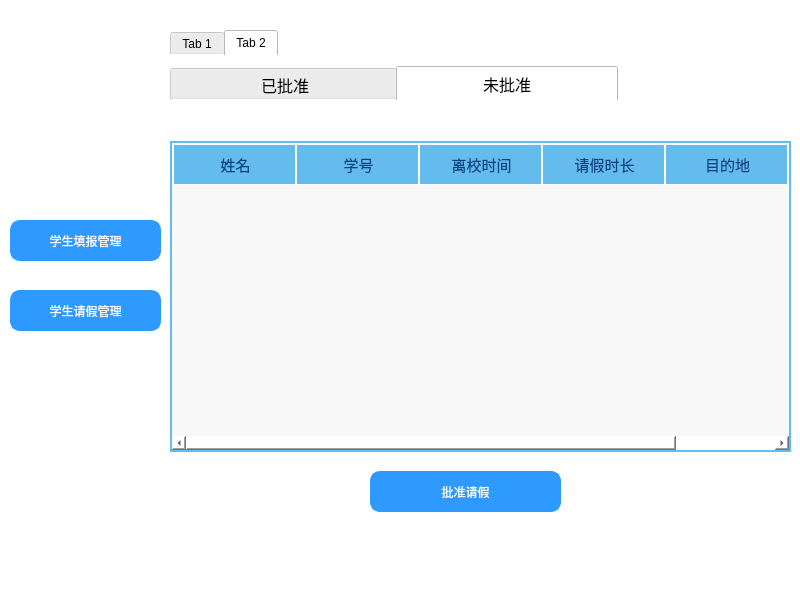
Above: teacher.ui from sukiiiKotori/pymysql before the change. Below: the same form after it.
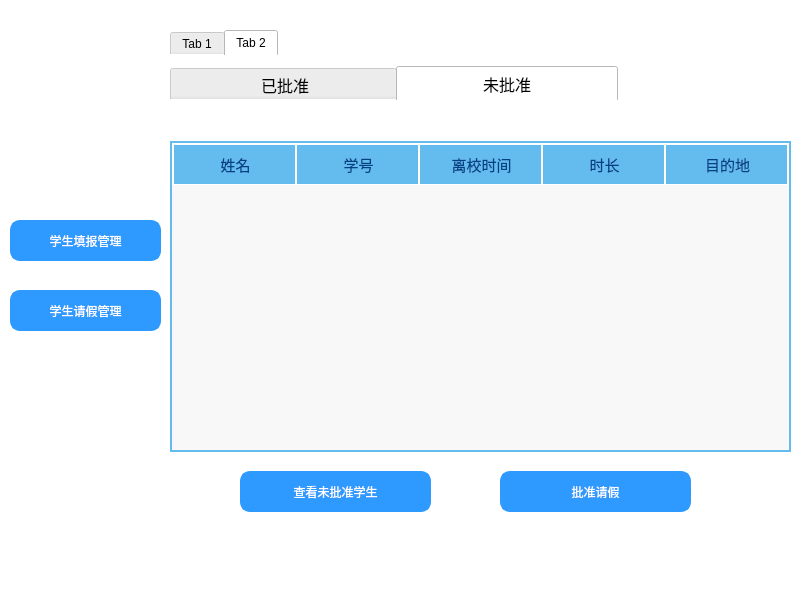
That is the form after the change. The open tabs and pages were chosen to show the change. Icons and pictures are not drawn.

```diff
--- a/teacher.ui
+++ b/teacher.ui
@@ -392,7 +392,7 @@
         <x>0</x>
         <y>10</y>
         <width>621</width>
-        <height>511</height>
+        <height>521</height>
        </rect>
       </property>
       <property name="font">
@@ -797,7 +797,7 @@
         </column>
         <column>
          <property name="text">
-          <string>请假时长</string>
+          <string>时长</string>
          </property>
          <property name="font">
           <font>
@@ -817,22 +817,11 @@
           </font>
          </property>
         </column>
-        <column>
-         <property name="text">
-          <string>通过</string>
-         </property>
-         <property name="font">
-          <font>
-           <family>微软雅黑</family>
-           <pointsize>11</pointsize>
-          </font>
-         </property>
-        </column>
        </widget>
        <widget class="QPushButton" name="leave_button_3">
         <property name="geometry">
          <rect>
-          <x>200</x>
+          <x>330</x>
           <y>370</y>
           <width>191</width>
           <height>41</height>
@@ -862,6 +851,61 @@
          <string>批准请假</string>
         </property>
        </widget>
+       <widget class="QPushButton" name="leave_button_4">
+        <property name="geometry">
+         <rect>
+          <x>70</x>
+          <y>370</y>
+          <width>191</width>
+          <height>41</height>
+         </rect>
+        </property>
+        <property name="styleSheet">
+         <string notr="true">QPushButton{
+	font: 12pt &quot;微软雅黑&quot;;
+	
+	background-color:rgb(46, 154, 255);
+	color: rgb(255, 255, 255);
+	border: 3px solid rgb(46, 154, 255);
+	border-radius:10px
+}
+QPushButton:hover{
+	
+	color:rgb(46, 154, 255);
+	background-color: rgb(255, 255, 255);
+}
+QPushButton:pressed{
+	padding-top:5px;
+	padding-left:5px
+}
+</string>
+        </property>
+        <property name="text">
+         <string>查看未批准学生</string>
+        </property>
+       </widget>
+       <widget class="QLabel" name="label_leave">
+        <property name="geometry">
+         <rect>
+          <x>150</x>
+          <y>430</y>
+          <width>301</width>
+          <height>41</height>
+         </rect>
+        </property>
+        <property name="font">
+         <font>
+          <family>微软雅黑</family>
+          <pointsize>12</pointsize>
+         </font>
+        </property>
+        <property name="styleSheet">
+         <string notr="true">color:rgb(255, 0, 0);</string>
+        </property>
+        <property name="text">
+         <string/>
+        </property>
+       </widget>
       </widget>
      </widget>
     </widget>
```
Left out of the diff: 2 changed lines with no effect on the pictures.
